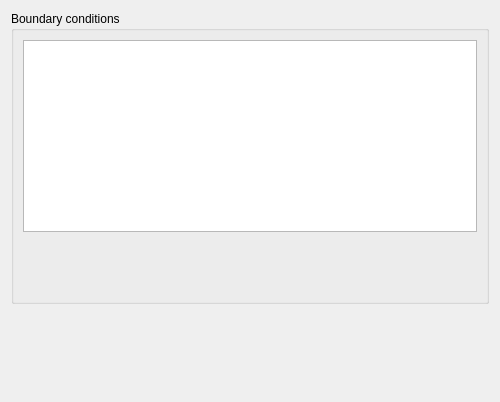
First picture: the form in gui/Pages/BoundaryConditionsForm.ui, repository code-saturne/code_saturne, before the edit.
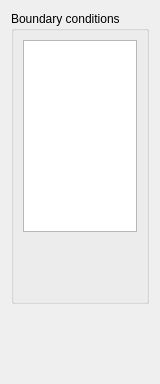
Second picture: the form after the edit. Custom widgets are drawn as their Qt base class.

Diff of the .ui file:
```diff
--- a/gui/Pages/BoundaryConditionsForm.ui
+++ b/gui/Pages/BoundaryConditionsForm.ui
@@ -6,8 +6,8 @@
    <rect>
     <x>0</x>
     <y>0</y>
-    <width>500</width>
-    <height>402</height>
+    <width>144</width>
+    <height>384</height>
    </rect>
   </property>
   <property name="windowTitle">
```
